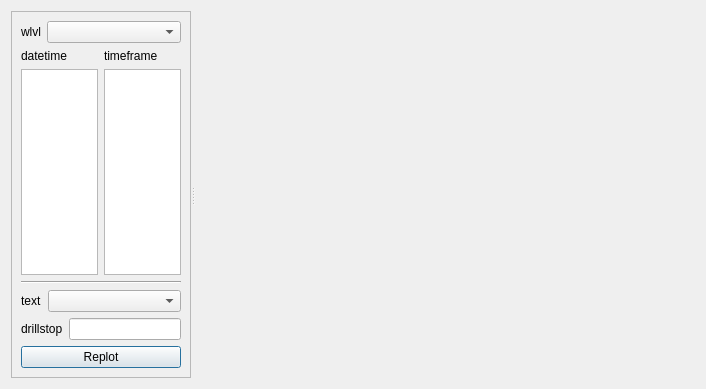
Qt form ui/secplotdialog_ui.ui (jkall/qgis-midvatten-plugin) before a commit.
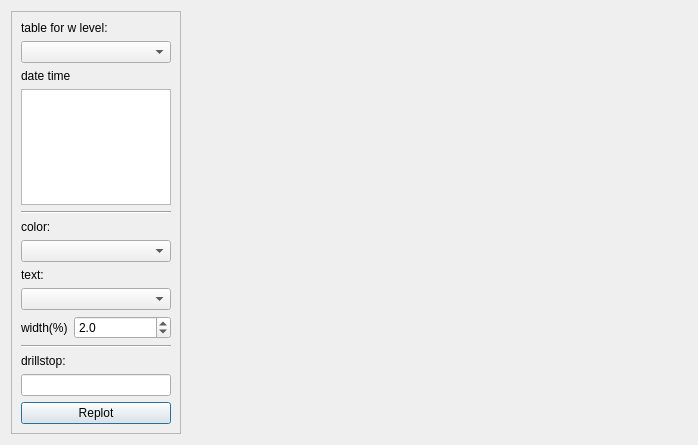
The same form after that commit.

Commit message: modified:   about/about_template.htm 	modified:   definitions/create_db.sql 	modified:   definitions/create_db_splite4.sql 	modified:   definitions/midvatten_defs.py 	modified:   import_data_to_db.py 	modified:   metadata.txt 	modified:   midvatten.py 	modified:   midvatten_utils.py 	modified:   sectionplot.py 	modified:   ui/secplotdialog_ui.py 	modified:   ui/secplotdialog_ui.ui 	modified:   wlevels_calc_calibr.py

The edit to the form file:
```diff
--- a/ui/secplotdialog_ui.ui
+++ b/ui/secplotdialog_ui.ui
@@ -9,8 +9,8 @@
    <rect>
     <x>0</x>
     <y>0</y>
-    <width>704</width>
-    <height>389</height>
+    <width>698</width>
+    <height>445</height>
    </rect>
   </property>
   <property name="windowTitle">
@@ -18,20 +18,18 @@
   </property>
   <layout class="QGridLayout" name="gridLayout_3">
    <item row="0" column="0">
-    <widget class="QSplitter" name="splitter">
-     <property name="orientation">
-      <enum>Qt::Horizontal</enum>
-     </property>
+    <layout class="QHBoxLayout" name="horizontalLayout">
+     <item>
      <widget class="QFrame" name="frame">
       <property name="minimumSize">
        <size>
-        <width>180</width>
-        <height>0</height>
+         <width>110</width>
+         <height>350</height>
        </size>
       </property>
       <property name="maximumSize">
        <size>
-        <width>275</width>
+         <width>200</width>
         <height>16777215</height>
        </size>
       </property>
@@ -41,34 +39,32 @@
       <property name="frameShadow">
        <enum>QFrame::Raised</enum>
       </property>
-      <layout class="QGridLayout" name="gridLayout">
+       <layout class="QGridLayout" name="gridLayout_2">
        <item row="0" column="0">
-        <layout class="QVBoxLayout" name="verticalLayout_3">
+         <layout class="QVBoxLayout" name="verticalLayout_6">
          <item>
-          <layout class="QFormLayout" name="formLayout">
-           <item row="0" column="0">
+           <layout class="QVBoxLayout" name="verticalLayout_2">
+            <item>
             <widget class="QLabel" name="label">
              <property name="text">
-              <string>wlvl</string>
+               <string>table for w level:</string>
              </property>
              <property name="buddy">
               <cstring>wlvltableComboBox</cstring>
              </property>
             </widget>
            </item>
-           <item row="0" column="1">
+            <item>
             <widget class="QComboBox" name="wlvltableComboBox"/>
            </item>
           </layout>
          </item>
          <item>
-          <layout class="QHBoxLayout" name="horizontalLayout_3">
-           <item>
             <layout class="QVBoxLayout" name="verticalLayout">
              <item>
               <widget class="QLabel" name="label_3">
                <property name="text">
-                <string>datetime</string>
+               <string>date time</string>
                </property>
                <property name="buddy">
                 <cstring>wlvltableComboBox</cstring>
@@ -76,26 +72,7 @@
               </widget>
              </item>
              <item>
-              <widget class="QListWidget" name="datetimelistWidget"/>
-             </item>
-            </layout>
-           </item>
-           <item>
-            <layout class="QVBoxLayout" name="verticalLayout_2">
-             <item>
-              <widget class="QLabel" name="label_4">
-               <property name="text">
-                <string>timeframe</string>
-               </property>
-               <property name="buddy">
-                <cstring>wlvltableComboBox</cstring>
-               </property>
-              </widget>
-             </item>
-             <item>
-              <widget class="QListWidget" name="timeframelistWidget"/>
-             </item>
-            </layout>
+             <widget class="QTextEdit" name="datetimetextEdit"/>
            </item>
           </layout>
          </item>
@@ -107,35 +84,83 @@
           </widget>
          </item>
          <item>
-          <layout class="QFormLayout" name="formLayout_2">
-           <item row="0" column="0">
+           <layout class="QVBoxLayout" name="verticalLayout_3">
+            <item>
+             <widget class="QLabel" name="label_4">
+              <property name="text">
+               <string>color:</string>
+              </property>
+              <property name="buddy">
+               <cstring>wlvltableComboBox</cstring>
+              </property>
+             </widget>
+            </item>
+            <item>
+             <widget class="QComboBox" name="colorComboBox"/>
+            </item>
+           </layout>
+          </item>
+          <item>
+           <layout class="QVBoxLayout" name="verticalLayout_4">
+            <item>
             <widget class="QLabel" name="label_5">
              <property name="text">
-              <string>text</string>
+               <string>text:</string>
              </property>
              <property name="buddy">
               <cstring>wlvltableComboBox</cstring>
              </property>
             </widget>
            </item>
-           <item row="0" column="1">
+            <item>
             <widget class="QComboBox" name="textcolComboBox"/>
            </item>
           </layout>
          </item>
          <item>
-          <layout class="QFormLayout" name="formLayout_3">
+           <layout class="QFormLayout" name="formLayout">
            <item row="0" column="0">
+             <widget class="QLabel" name="label_6">
+              <property name="text">
+               <string>width(%)</string>
+              </property>
+              <property name="buddy">
+               <cstring>wlvltableComboBox</cstring>
+              </property>
+             </widget>
+            </item>
+            <item row="0" column="1">
+             <widget class="QDoubleSpinBox" name="barwidthdoubleSpinBox">
+              <property name="decimals">
+               <number>1</number>
+              </property>
+              <property name="value">
+               <double>2.000000000000000</double>
+              </property>
+             </widget>
+            </item>
+           </layout>
+          </item>
+          <item>
+           <widget class="Line" name="line_2">
+            <property name="orientation">
+             <enum>Qt::Horizontal</enum>
+            </property>
+           </widget>
+          </item>
+          <item>
+           <layout class="QVBoxLayout" name="verticalLayout_5">
+            <item>
             <widget class="QLabel" name="label_2">
              <property name="text">
-              <string>drillstop</string>
+               <string>drillstop:</string>
              </property>
              <property name="buddy">
               <cstring>wlvltableComboBox</cstring>
              </property>
             </widget>
            </item>
-           <item row="0" column="1">
+            <item>
             <widget class="QLineEdit" name="drillstoplineEdit"/>
            </item>
           </layout>
@@ -157,6 +182,8 @@
        </item>
       </layout>
      </widget>
+     </item>
+     <item>
      <widget class="QWidget" name="plotareawidget" native="true">
       <property name="minimumSize">
        <size>
@@ -164,13 +191,14 @@
         <height>0</height>
        </size>
       </property>
-      <layout class="QGridLayout" name="gridLayout_2">
+       <layout class="QGridLayout" name="gridLayout">
        <item row="0" column="0">
         <layout class="QVBoxLayout" name="mplplotlayout"/>
        </item>
       </layout>
      </widget>
-    </widget>
+     </item>
+    </layout>
    </item>
   </layout>
  </widget>
```
Lines whose indentation alone changed are shown as unchanged. The commit also changes 11 other files.
